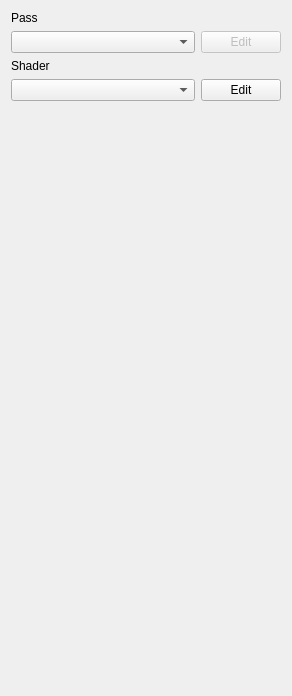
ryzom/ryzomcore, file code/nel/tools/3d/object_viewer_qt/src/plugins/material_editor/material_widget.ui: the form before one commit.
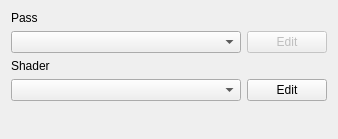
The form after the commit.

Commit message:
Added a new class, MaterialSpliter, it holds the Material widget, and the Material properties Qt property tree widget, and acts as a proxy / message router for them.
branch : gsoc2013-dfighter

Diff of the .ui file:
```diff
--- a/code/nel/tools/3d/object_viewer_qt/src/plugins/material_editor/material_widget.ui
+++ b/code/nel/tools/3d/object_viewer_qt/src/plugins/material_editor/material_widget.ui
@@ -6,22 +6,22 @@
    <rect>
     <x>0</x>
     <y>0</y>
-    <width>292</width>
-    <height>696</height>
+    <width>338</width>
+    <height>139</height>
    </rect>
   </property>
   <property name="windowTitle">
    <string>Material</string>
   </property>
-  <layout class="QVBoxLayout" name="verticalLayout">
-   <item>
+  <layout class="QGridLayout" name="gridLayout">
+   <item row="0" column="0">
     <widget class="QLabel" name="label">
      <property name="text">
       <string>Pass</string>
      </property>
     </widget>
    </item>
-   <item>
+   <item row="1" column="0" colspan="2">
     <layout class="QHBoxLayout" name="horizontalLayout">
      <item>
       <widget class="QComboBox" name="passCB"/>
@@ -44,14 +44,14 @@
      </item>
     </layout>
    </item>
-   <item>
+   <item row="2" column="0">
     <widget class="QLabel" name="label_2">
      <property name="text">
       <string>Shader</string>
      </property>
     </widget>
    </item>
-   <item>
+   <item row="3" column="0" colspan="2">
     <layout class="QHBoxLayout" name="horizontalLayout_2">
      <item>
       <widget class="QComboBox" name="shaderCB"/>
@@ -71,7 +71,7 @@
      </item>
     </layout>
    </item>
-   <item>
+   <item row="4" column="1">
     <spacer name="verticalSpacer">
      <property name="orientation">
       <enum>Qt::Vertical</enum>
@@ -79,7 +79,7 @@
      <property name="sizeHint" stdset="0">
       <size>
        <width>20</width>
-       <height>749</height>
+       <height>18</height>
       </size>
      </property>
     </spacer>
```
The commit also changes 8 other files.
